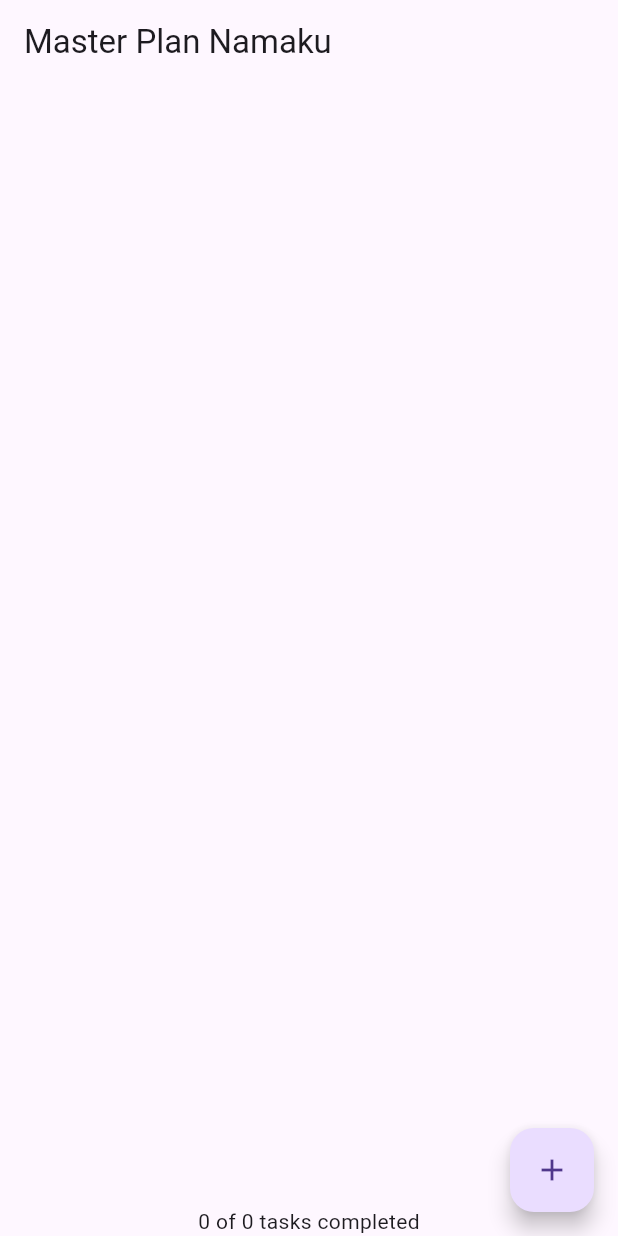
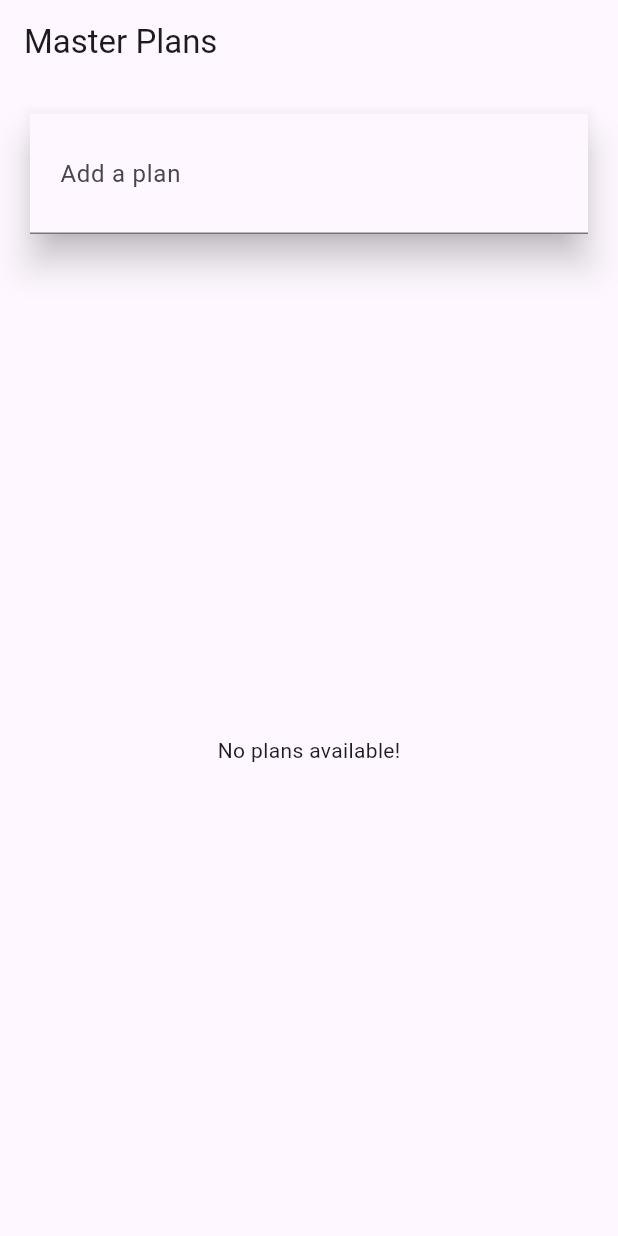
Before and after one commit to setiawan7490/master_plan, a Flutter app: the screen it shows after launch, on a phone screen of 412 x 824 dp. Run offline on Flutter 3.47's test engine with Material 3 defaults, Android fonts, the phone set to English and light mode, and no system bars.

Commit message:
hello_world

```diff
--- a/lib/main.dart
+++ b/lib/main.dart
@@ -1,16 +1,22 @@
 import 'package:flutter/material.dart';
-import './views/plan_screen.dart';
+import './providers/plan_provider.dart';
+import './views/plan_creator_screen.dart';
+import './models/data_layer.dart';
 
-void main() => runApp(MasterPlanApp());
+void main() => runApp(const MasterPlanApp());
 
 class MasterPlanApp extends StatelessWidget {
   const MasterPlanApp({super.key});
 
   @override
   Widget build(BuildContext context) {
-    return MaterialApp(
-      theme: ThemeData(primarySwatch: Colors.purple),
-      home: const PlanScreen(),
+    return PlanProvider(
+      notifier: ValueNotifier<List<Plan>>([]),
+      child: MaterialApp(
+        title: 'State Management App',
+        theme: ThemeData(primarySwatch: Colors.purple),
+        home: const PlanCreatorScreen(),
+      ),
     );
   }
 }
--- a/lib/models/plan.dart
+++ b/lib/models/plan.dart
@@ -5,4 +5,10 @@ class Plan {
   final List<Task> tasks;
 
   const Plan({this.name = '', this.tasks = const []});
+
+  // Tambahkan metode untuk Praktikum 2
+  int get completedCount => tasks.where((task) => task.complete).length;
+
+  String get completenessMessage =>
+      '$completedCount out of ${tasks.length} tasks';
 }
--- /dev/null
+++ b/lib/providers/plan_provider.dart
@@ -0,0 +1,16 @@
+import 'package:flutter/material.dart';
+import '../models/data_layer.dart';
+
+class PlanProvider extends InheritedNotifier<ValueNotifier<List<Plan>>> {
+  const PlanProvider({
+    super.key,
+    required Widget child,
+    required ValueNotifier<List<Plan>> notifier,
+  }) : super(child: child, notifier: notifier);
+
+  static ValueNotifier<List<Plan>> of(BuildContext context) {
+    return context
+        .dependOnInheritedWidgetOfExactType<PlanProvider>()!
+        .notifier!;
+  }
+}
--- /dev/null
+++ b/lib/views/plan_creator_screen.dart
@@ -0,0 +1,92 @@
+import 'package:flutter/material.dart';
+import '../models/data_layer.dart';
+import '../providers/plan_provider.dart';
+import './plan_screen.dart';
+
+class PlanCreatorScreen extends StatefulWidget {
+  const PlanCreatorScreen({super.key});
+
+  @override
+  State createState() => _PlanCreatorScreenState();
+}
+
+class _PlanCreatorScreenState extends State<PlanCreatorScreen> {
+  final textController = TextEditingController();
+
+  @override
+  void dispose() {
+    textController.dispose();
+    super.dispose();
+  }
+
+  @override
+  Widget build(BuildContext context) {
+    return Scaffold(
+      appBar: AppBar(title: const Text('Master Plans')),
+      body: Column(
+        children: [
+          _buildListCreator(),
+          Expanded(child: _buildMasterPlans()),
+        ],
+      ),
+    );
+  }
+
+  Widget _buildListCreator() {
+    return Padding(
+      padding: const EdgeInsets.all(20.0),
+      child: Material(
+        elevation: 10,
+        child: TextField(
+          controller: textController,
+          decoration: const InputDecoration(
+            labelText: 'Add a plan',
+            contentPadding: EdgeInsets.all(20),
+          ),
+          onEditingComplete: addPlan,
+        ),
+      ),
+    );
+  }
+
+  void addPlan() {
+    final text = textController.text;
+    if (text.isEmpty) return;
+
+    ValueNotifier<List<Plan>> planNotifier = PlanProvider.of(context);
+    planNotifier.value = List<Plan>.from(planNotifier.value)
+      ..add(Plan(name: text, tasks: []));
+    textController.clear();
+    FocusScope.of(context).requestFocus(FocusNode());
+    setState(() {});
+  }
+
+  Widget _buildMasterPlans() {
+    ValueNotifier<List<Plan>> plansNotifier = PlanProvider.of(context);
+    List<Plan> plans = plansNotifier.value;
+
+    if (plans.isEmpty) {
+      return Center(
+        child: Text('No plans available!'),
+      );
+    }
+
+    return ListView.builder(
+      itemCount: plans.length,
+      itemBuilder: (context, index) {
+        final plan = plans[index];
+        return ListTile(
+          title: Text(plan.name),
+          subtitle: Text(plan.completenessMessage),
+          onTap: () {
+            Navigator.of(context).push(
+              MaterialPageRoute(
+                builder: (_) => PlanScreen(plan: plan),
+              ),
+            );
+          },
+        );
+      },
+    );
+  }
+}
--- a/lib/views/plan_screen.dart
+++ b/lib/views/plan_screen.dart
@@ -1,16 +1,20 @@
 import 'package:flutter/material.dart';
 import '../models/data_layer.dart';
+import '../providers/plan_provider.dart';
 
 class PlanScreen extends StatefulWidget {
-  const PlanScreen({super.key});
+  final Plan plan;
+
+  const PlanScreen({super.key, required this.plan});
 
   @override
   State createState() => _PlanScreenState();
 }
 
 class _PlanScreenState extends State<PlanScreen> {
-  Plan plan = const Plan();
   late ScrollController scrollController;
+
+  Plan get plan => widget.plan;
 
   @override
   void initState() {
@@ -29,52 +33,54 @@ class _PlanScreenState extends State<PlanScreen> {
 
   @override
   Widget build(BuildContext context) {
+    ValueNotifier<List<Plan>> plansNotifier = PlanProvider.of(context);
+
     return Scaffold(
-      appBar: AppBar(title: const Text('Master Plan Namaku')),
+      appBar: AppBar(title: Text(plan.name)),
       body: Column(
         children: [
-          Expanded(child: _buildList()),
-          SafeArea(
-            child: Text('${plan.tasks.where((t) => t.complete).length} of ${plan.tasks.length} tasks completed'),
-          ),
+          Expanded(child: _buildList(plansNotifier)),
+          SafeArea(child: Text(plan.completenessMessage)),
         ],
       ),
-      floatingActionButton: _buildAddTaskButton(),
+      floatingActionButton: _buildAddTaskButton(plansNotifier),
     );
   }
 
-  Widget _buildAddTaskButton() {
+  Widget _buildAddTaskButton(ValueNotifier<List<Plan>> plansNotifier) {
     return FloatingActionButton(
       child: const Icon(Icons.add),
       onPressed: () {
-        setState(() {
-          plan = Plan(
+        int planIndex =
+            plansNotifier.value.indexWhere((p) => p.name == plan.name);
+        plansNotifier.value = List<Plan>.from(plansNotifier.value)
+          ..[planIndex] = Plan(
             name: plan.name,
             tasks: List<Task>.from(plan.tasks)..add(const Task()),
           );
-        });
       },
     );
   }
 
-  Widget _buildList() {
+  Widget _buildList(ValueNotifier<List<Plan>> plansNotifier) {
     return ListView.builder(
       controller: scrollController,
-      keyboardDismissBehavior: Theme.of(context).platform == TargetPlatform.iOS
-          ? ScrollViewKeyboardDismissBehavior.onDrag
-          : ScrollViewKeyboardDismissBehavior.manual,
       itemCount: plan.tasks.length,
-      itemBuilder: (context, index) => _buildTaskTile(plan.tasks[index], index),
+      itemBuilder: (context, index) =>
+          _buildTaskTile(plan.tasks[index], index, plansNotifier),
     );
   }
 
-  Widget _buildTaskTile(Task task, int index) {
+  Widget _buildTaskTile(
+      Task task, int index, ValueNotifier<List<Plan>> plansNotifier) {
     return ListTile(
       leading: Checkbox(
         value: task.complete,
         onChanged: (selected) {
-          setState(() {
-            plan = Plan(
+          int planIndex =
+              plansNotifier.value.indexWhere((p) => p.name == plan.name);
+          plansNotifier.value = List<Plan>.from(plansNotifier.value)
+            ..[planIndex] = Plan(
               name: plan.name,
               tasks: List<Task>.from(plan.tasks)
                 ..[index] = Task(
@@ -82,14 +88,15 @@ class _PlanScreenState extends State<PlanScreen> {
                   complete: selected ?? false,
                 ),
             );
-          });
         },
       ),
       title: TextFormField(
         initialValue: task.description,
         onChanged: (text) {
-          setState(() {
-            plan = Plan(
+          int planIndex =
+              plansNotifier.value.indexWhere((p) => p.name == plan.name);
+          plansNotifier.value = List<Plan>.from(plansNotifier.value)
+            ..[planIndex] = Plan(
               name: plan.name,
               tasks: List<Task>.from(plan.tasks)
                 ..[index] = Task(
@@ -97,7 +104,6 @@ class _PlanScreenState extends State<PlanScreen> {
                   complete: task.complete,
                 ),
             );
-          });
         },
       ),
     );
```
Also changed, not shown: pubspec.yaml (+4 -56 lines), 1 other file.
